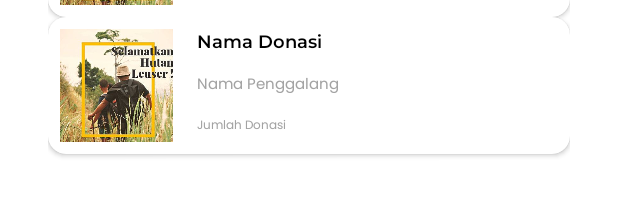
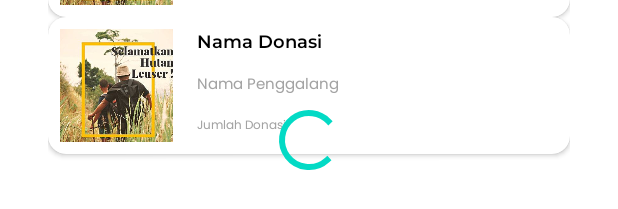
Before and after one commit to mintymilkx/CapstoneProjectEden, an Android app: the layout fragment_donasi.xml on its own in the app's theme, with its tools: preview values and no code run, on a phone screen of 412 x 824 dp. Shown: the part 478-687 px from the top of the screen. Run offline under Robolectric (Android 15) with nearby library versions, the phone set to English and light mode, and no system bars.

Commit message:
Add progress bar

```diff
--- a/app/build.gradle
+++ b/app/build.gradle
@@ -41,6 +41,7 @@ dependencies {
     implementation 'androidx.appcompat:appcompat:1.4.1'
     implementation 'com.google.android.material:material:1.6.0'
     implementation 'androidx.constraintlayout:constraintlayout:2.1.3'
+    implementation 'de.hdodenhof:circleimageview:3.1.0'
     testImplementation 'junit:junit:4.13.2'
     androidTestImplementation 'androidx.test.ext:junit:1.1.3'
     androidTestImplementation 'androidx.test.espresso:espresso-core:3.4.0'
--- a/app/src/main/AndroidManifest.xml
+++ b/app/src/main/AndroidManifest.xml
@@ -9,6 +9,9 @@
         android:roundIcon="@mipmap/ic_launcher_round"
         android:supportsRtl="true"
         android:theme="@style/Theme.Eden">
+        <activity
+            android:name=".MetodePembayaranActivity"
+            android:exported="false" />
         <activity
             android:name=".DetailDonasiActivity"
             android:exported="false" />
--- a/app/src/main/res/layout/fragment_donasi.xml
+++ b/app/src/main/res/layout/fragment_donasi.xml
@@ -60,5 +60,18 @@
         app:layout_constraintTop_toBottomOf="@+id/sv_donasi"
         tools:listitem="@layout/item_donasi"/>
 
+    <ProgressBar
+        android:id="@+id/progressBar_donasi"
+        style="?android:attr/progressBarStyle"
+        android:layout_width="wrap_content"
+        android:layout_height="wrap_content"
+        android:layout_centerInParent="true"
+        android:visibility="gone"
+        app:layout_constraintBottom_toBottomOf="parent"
+        app:layout_constraintEnd_toEndOf="parent"
+        app:layout_constraintStart_toStartOf="parent"
+        app:layout_constraintTop_toTopOf="parent"
+        tools:visibility="visible" />
+
 
 </androidx.constraintlayout.widget.ConstraintLayout>
```
Also changed, not shown: app/src/main/java/com/example/project/capstone/eden/MetodePembayaranActivity.kt (added, +11 -0 lines), app/src/main/res/layout/activity_detail_donasi.xml (+7 -0 lines), app/src/main/res/layout/activity_metode_pembayaran.xml (added, +9 -0 lines).
